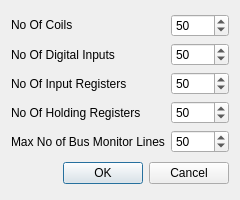
Above: ui/settings.ui from KunYi/pymodslave before the change. Below: the same form after it.
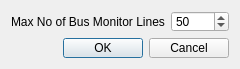
That is the form after the change. Icons and pictures are not drawn.

The edit to the form file:
```diff
--- a/ui/settings.ui
+++ b/ui/settings.ui
@@ -7,7 +7,7 @@
     <x>0</x>
     <y>0</y>
     <width>240</width>
-    <height>200</height>
+    <height>69</height>
    </rect>
   </property>
   <property name="sizePolicy">
@@ -19,13 +19,13 @@
   <property name="minimumSize">
    <size>
     <width>240</width>
-    <height>200</height>
+    <height>20</height>
    </size>
   </property>
   <property name="maximumSize">
    <size>
     <width>240</width>
-    <height>200</height>
+    <height>69</height>
    </size>
   </property>
   <property name="windowTitle">
@@ -39,74 +39,9 @@
    <item>
     <layout class="QGridLayout" name="gridLayout">
      <item row="0" column="2">
-      <widget class="QSpinBox" name="sbNoOfCoils">
-       <property name="sizePolicy">
-        <sizepolicy hsizetype="Preferred" vsizetype="Fixed">
-         <horstretch>0</horstretch>
-         <verstretch>0</verstretch>
-        </sizepolicy>
-       </property>
-       <property name="minimumSize">
-        <size>
-         <width>50</width>
-         <height>0</height>
-        </size>
-       </property>
-       <property name="maximumSize">
-        <size>
-         <width>75</width>
-         <height>16777215</height>
-        </size>
-       </property>
-       <property name="minimum">
-        <number>1</number>
-       </property>
+      <widget class="QSpinBox" name="sbMaxNoOfBusMonitorLines">
        <property name="maximum">
-        <number>500</number>
-       </property>
-       <property name="singleStep">
-        <number>10</number>
-       </property>
-       <property name="value">
-        <number>50</number>
-       </property>
-      </widget>
-     </item>
-     <item row="2" column="1">
-      <widget class="QLabel" name="lblNoOfInputRegs">
-       <property name="text">
-        <string>No Of Input Registers</string>
-       </property>
-      </widget>
-     </item>
-     <item row="2" column="2">
-      <widget class="QSpinBox" name="sbNoOfInputRegs">
-       <property name="sizePolicy">
-        <sizepolicy hsizetype="Preferred" vsizetype="Fixed">
-         <horstretch>0</horstretch>
-         <verstretch>0</verstretch>
-        </sizepolicy>
-       </property>
-       <property name="minimumSize">
-        <size>
-         <width>50</width>
-         <height>0</height>
-        </size>
-       </property>
-       <property name="maximumSize">
-        <size>
-         <width>75</width>
-         <height>16777215</height>
-        </size>
-       </property>
-       <property name="minimum">
-        <number>1</number>
-       </property>
-       <property name="maximum">
-        <number>500</number>
-       </property>
-       <property name="singleStep">
-        <number>10</number>
+        <number>100</number>
        </property>
        <property name="value">
         <number>50</number>
@@ -114,129 +49,12 @@
       </widget>
      </item>
      <item row="0" column="1">
-      <widget class="QLabel" name="lblCoils">
-       <property name="sizePolicy">
-        <sizepolicy hsizetype="Preferred" vsizetype="Fixed">
-         <horstretch>0</horstretch>
-         <verstretch>0</verstretch>
-        </sizepolicy>
-       </property>
-       <property name="minimumSize">
-        <size>
-         <width>132</width>
-         <height>0</height>
-        </size>
-       </property>
-       <property name="maximumSize">
-        <size>
-         <width>16777215</width>
-         <height>16777215</height>
-        </size>
-       </property>
-       <property name="text">
-        <string>No Of Coils</string>
-       </property>
-      </widget>
-     </item>
-     <item row="1" column="2">
-      <widget class="QSpinBox" name="sbNoOfDigInputs">
-       <property name="sizePolicy">
-        <sizepolicy hsizetype="Preferred" vsizetype="Fixed">
-         <horstretch>0</horstretch>
-         <verstretch>0</verstretch>
-        </sizepolicy>
-       </property>
-       <property name="minimumSize">
-        <size>
-         <width>50</width>
-         <height>0</height>
-        </size>
-       </property>
-       <property name="maximumSize">
-        <size>
-         <width>75</width>
-         <height>16777215</height>
-        </size>
-       </property>
-       <property name="minimum">
-        <number>1</number>
-       </property>
-       <property name="maximum">
-        <number>500</number>
-       </property>
-       <property name="singleStep">
-        <number>10</number>
-       </property>
-       <property name="value">
-        <number>50</number>
-       </property>
-      </widget>
-     </item>
-     <item row="3" column="1">
-      <widget class="QLabel" name="lblNoOfHoldingRegs">
-       <property name="text">
-        <string>No Of Holding Registers</string>
-       </property>
-      </widget>
-     </item>
-     <item row="1" column="1">
-      <widget class="QLabel" name="lblNoOfDigInputs">
-       <property name="text">
-        <string>No Of Digital Inputs</string>
-       </property>
-      </widget>
-     </item>
-     <item row="3" column="2">
-      <widget class="QSpinBox" name="sbNoOfHoldingRegs">
-       <property name="sizePolicy">
-        <sizepolicy hsizetype="Preferred" vsizetype="Fixed">
-         <horstretch>0</horstretch>
-         <verstretch>0</verstretch>
-        </sizepolicy>
-       </property>
-       <property name="minimumSize">
-        <size>
-         <width>50</width>
-         <height>0</height>
-        </size>
-       </property>
-       <property name="maximumSize">
-        <size>
-         <width>75</width>
-         <height>16777215</height>
-        </size>
-       </property>
-       <property name="minimum">
-        <number>1</number>
-       </property>
-       <property name="maximum">
-        <number>500</number>
-       </property>
-       <property name="singleStep">
-        <number>10</number>
-       </property>
-       <property name="value">
-        <number>50</number>
-       </property>
-      </widget>
-     </item>
-     <item row="4" column="1">
       <widget class="QLabel" name="lblMaxNoOfBusMonitorLines">
        <property name="text">
         <string>Max No of Bus Monitor Lines</string>
        </property>
       </widget>
      </item>
-     <item row="4" column="2">
-      <widget class="QSpinBox" name="sbMaxNoOfBusMonitorLines">
-       <property name="maximum">
-        <number>100</number>
-       </property>
-       <property name="value">
-        <number>50</number>
-       </property>
-      </widget>
-     </item>
     </layout>
    </item>
    <item>
```
